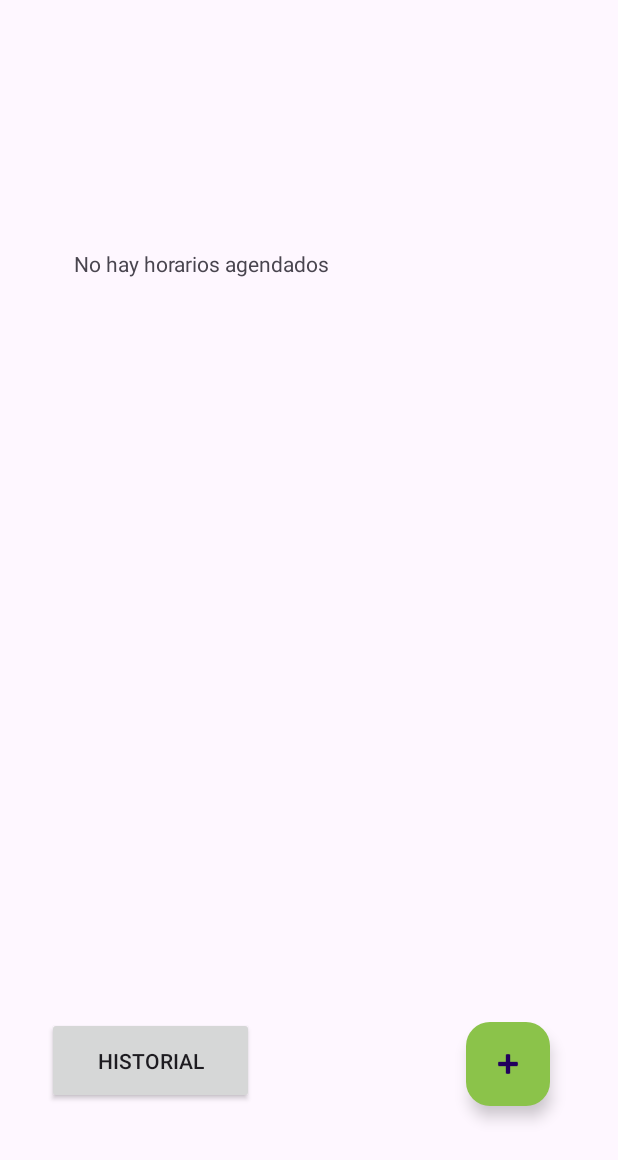
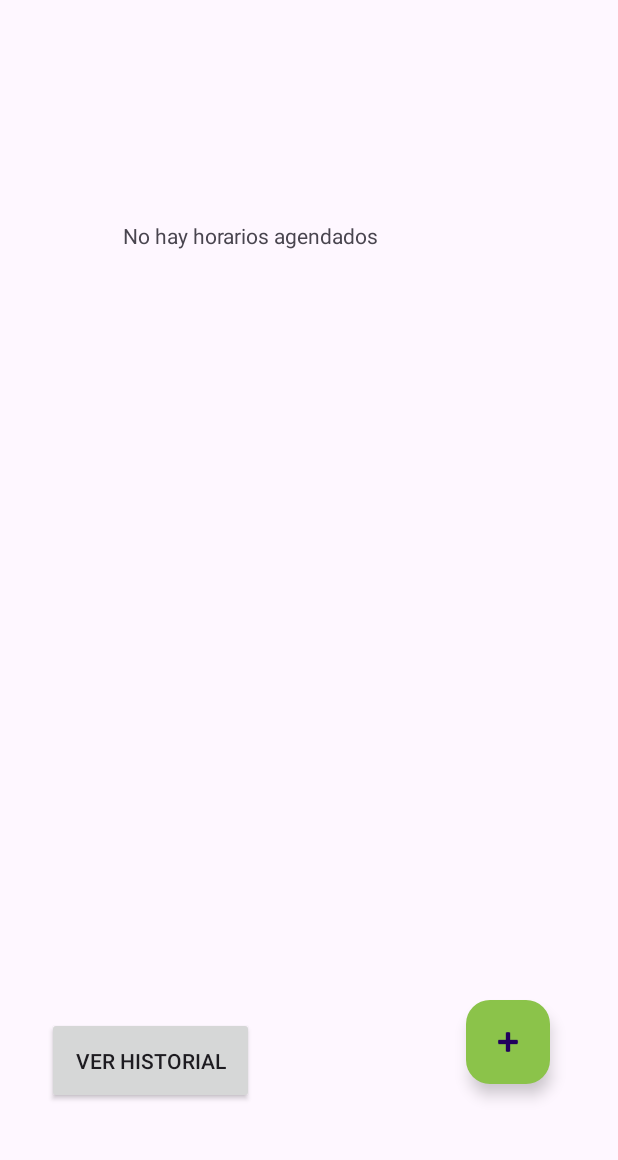
Before and after one commit to UNLAM-SOA/2025-SOA-Q1-L1, an Android app built with Jetpack Compose: the screen it shows after launch (MainActivity), on a phone screen of 412 x 824 dp. Shown: the top 1160 px of the screen. Run offline under Robolectric (Android 15) with nearby library versions, the phone set to English and light mode, and no system bars.

Commit message:
updated app

```diff
--- a/Android/PastilleroApp/app/src/main/AndroidManifest.xml
+++ b/Android/PastilleroApp/app/src/main/AndroidManifest.xml
@@ -18,6 +18,11 @@
             android:label="@string/title_activity_add_schedule"
             android:theme="@style/Theme.PastilleroApp" />
         <activity
+            android:name=".HistoryActivity"
+            android:exported="false"
+            android:label="@string/app_name"
+            android:theme="@style/Theme.PastilleroApp" />
+        <activity
             android:name=".MainActivity"
             android:exported="true">
             <intent-filter>
--- a/Android/PastilleroApp/app/src/main/java/com/example/pastilleroapp/MainActivity.java
+++ b/Android/PastilleroApp/app/src/main/java/com/example/pastilleroapp/MainActivity.java
@@ -9,14 +9,17 @@ import android.widget.Button;
 import android.widget.ListView;
 import android.widget.TextView;
 
+import com.google.android.material.floatingactionbutton.FloatingActionButton;
+
 import java.util.ArrayList;
 import java.util.List;
+import android.util.Log;
 
 public class MainActivity extends Activity {
-
+    private static final String TAG = "MainActivity";
     private ListView lvScheduleList;
     private TextView tvEmptyMessage;
-    private Button btnAddSchedule;
+    private FloatingActionButton btnAddSchedule;
     private Button btnViewHistory;
 
     private List<ScheduledTime> schedulesList;
@@ -26,6 +29,7 @@ public class MainActivity extends Activity {
     @Override
     protected void onCreate(Bundle savedInstanceState) {
         super.onCreate(savedInstanceState);
+        Log.d(TAG, "Inicializamos la interfaz principal.");
         setContentView(R.layout.activity_main);
 
         lvScheduleList = findViewById(R.id.lvScheduleList);
--- a/Android/PastilleroApp/app/src/main/res/layout/activity_main.xml
+++ b/Android/PastilleroApp/app/src/main/res/layout/activity_main.xml
@@ -14,17 +14,17 @@
         android:text="No hay horarios agendados"
         app:layout_constraintBottom_toBottomOf="parent"
         app:layout_constraintEnd_toEndOf="parent"
-        app:layout_constraintHorizontal_bias="0.506"
+        app:layout_constraintHorizontal_bias="0.835"
         app:layout_constraintStart_toStartOf="parent"
         app:layout_constraintTop_toBottomOf="@+id/lvScheduleList"
-        app:layout_constraintVertical_bias="0.14" />
+        app:layout_constraintVertical_bias="0.156" />
 
     <Button
         android:id="@+id/btnViewHistory"
         android:layout_width="138dp"
         android:layout_height="58dp"
         android:layout_marginBottom="88dp"
-        android:text="Historial"
+        android:text="Ver historial"
         app:layout_constraintBottom_toBottomOf="parent"
         app:layout_constraintEnd_toEndOf="parent"
         app:layout_constraintHorizontal_bias="0.115"
@@ -42,6 +42,7 @@
         android:tag="+"
         android:textAlignment="center"
         android:textDirection="inherit"
+        android:tint="#DE8484"
         android:visibility="visible"
         app:backgroundTint="#8BC34A"
         app:layout_constraintBottom_toBottomOf="parent"
@@ -49,18 +50,18 @@
         app:layout_constraintHorizontal_bias="0.873"
         app:layout_constraintStart_toStartOf="parent"
         app:layout_constraintTop_toTopOf="parent"
-        app:layout_constraintVertical_bias="0.887"
+        app:layout_constraintVertical_bias="0.868"
         app:srcCompat="@android:drawable/ic_input_add" />
 
     <ListView
         android:id="@+id/lvScheduleList"
-        android:layout_width="580dp"
-        android:layout_height="295dp"
+        android:layout_width="407dp"
+        android:layout_height="286dp"
         app:layout_constraintBottom_toBottomOf="parent"
         app:layout_constraintEnd_toEndOf="parent"
-        app:layout_constraintHorizontal_bias="0.494"
+        app:layout_constraintHorizontal_bias="1.0"
         app:layout_constraintStart_toStartOf="parent"
         app:layout_constraintTop_toTopOf="parent"
-        app:layout_constraintVertical_bias="0.078" />
+        app:layout_constraintVertical_bias="0.035" />
 
 </androidx.constraintlayout.widget.ConstraintLayout>
```
Also changed, not shown: Android/PastilleroApp/app/build.gradle.kts (+5 -3 lines), Android/PastilleroApp/app/src/main/java/com/example/pastilleroapp/AddScheduleActivity.java (+0 -65 lines), Android/PastilleroApp/app/src/main/res/layout/activity_add_schedule.xml (added, +30 -0 lines), Android/PastilleroApp/app/src/main/res/layout/activity_history.xml (added, +23 -0 lines).
